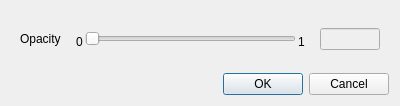
Before: the Qt Designer form view/display_control/opacity_dialog.ui in nextfoam/baram, drawn with Qt 5.
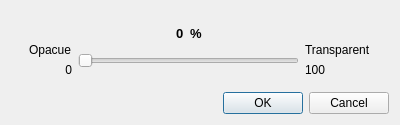
After: the same form once the commit is applied.

Commit message: Opacity 대화상자 설정 정밀도 및 표시 단위 수정

What changed in the file:
```diff
--- a/view/display_control/opacity_dialog.ui
+++ b/view/display_control/opacity_dialog.ui
@@ -7,7 +7,7 @@
     <x>0</x>
     <y>0</y>
     <width>400</width>
-    <height>106</height>
+    <height>125</height>
    </rect>
   </property>
   <property name="windowTitle">
@@ -17,11 +17,49 @@
    <item>
     <widget class="QWidget" name="widget" native="true">
      <layout class="QHBoxLayout" name="horizontalLayout">
+      <property name="topMargin">
+       <number>0</number>
+      </property>
+      <property name="bottomMargin">
+       <number>0</number>
+      </property>
       <item>
-       <widget class="QLabel" name="label">
-        <property name="text">
-         <string>Opacity</string>
-        </property>
+       <widget class="QWidget" name="widget_5" native="true">
+        <layout class="QVBoxLayout" name="verticalLayout_3">
+         <property name="rightMargin">
+          <number>0</number>
+         </property>
+         <item>
+          <spacer name="verticalSpacer">
+           <property name="orientation">
+            <enum>Qt::Vertical</enum>
+           </property>
+           <property name="sizeHint" stdset="0">
+            <size>
+             <width>20</width>
+             <height>25</height>
+            </size>
+           </property>
+          </spacer>
+         </item>
+         <item>
+          <widget class="QLabel" name="label">
+           <property name="text">
+            <string>Opacue</string>
+           </property>
+          </widget>
+         </item>
+         <item>
+          <widget class="QLabel" name="label_2">
+           <property name="text">
+            <string>0</string>
+           </property>
+           <property name="alignment">
+            <set>Qt::AlignBottom|Qt::AlignRight|Qt::AlignTrailing</set>
+           </property>
+          </widget>
+         </item>
+        </layout>
        </widget>
       </item>
       <item>
@@ -30,30 +68,146 @@
          <property name="spacing">
           <number>2</number>
          </property>
+         <property name="leftMargin">
+          <number>0</number>
+         </property>
+         <property name="topMargin">
+          <number>0</number>
+         </property>
+         <property name="rightMargin">
+          <number>0</number>
+         </property>
          <item>
-          <widget class="QLabel" name="label_2">
-           <property name="text">
-            <string>0</string>
-           </property>
-           <property name="alignment">
-            <set>Qt::AlignBottom|Qt::AlignLeading|Qt::AlignLeft</set>
-           </property>
+          <widget class="QWidget" name="widget_3" native="true">
+           <layout class="QVBoxLayout" name="verticalLayout_2">
+            <property name="leftMargin">
+             <number>0</number>
+            </property>
+            <property name="topMargin">
+             <number>9</number>
+            </property>
+            <property name="rightMargin">
+             <number>0</number>
+            </property>
+            <property name="bottomMargin">
+             <number>9</number>
+            </property>
+            <item>
+             <widget class="QWidget" name="widget_4" native="true">
+              <layout class="QHBoxLayout" name="horizontalLayout_3">
+               <property name="topMargin">
+                <number>0</number>
+               </property>
+               <property name="bottomMargin">
+                <number>0</number>
+               </property>
+               <item>
+                <spacer name="horizontalSpacer">
+                 <property name="orientation">
+                  <enum>Qt::Horizontal</enum>
+                 </property>
+                 <property name="sizeHint" stdset="0">
+                  <size>
+                   <width>40</width>
+                   <height>20</height>
+                  </size>
+                 </property>
+                </spacer>
+               </item>
+               <item>
+                <widget class="QLabel" name="value">
+                 <property name="font">
+                  <font>
+                   <pointsize>10</pointsize>
+                   <bold>true</bold>
+                  </font>
+                 </property>
+                 <property name="text">
+                  <string>0</string>
+                 </property>
+                </widget>
+               </item>
+               <item>
+                <widget class="QLabel" name="label_6">
+                 <property name="font">
+                  <font>
+                   <pointsize>10</pointsize>
+                   <bold>true</bold>
+                  </font>
+                 </property>
+                 <property name="text">
+                  <string>%</string>
+                 </property>
+                </widget>
+               </item>
+               <item>
+                <spacer name="horizontalSpacer_2">
+                 <property name="orientation">
+                  <enum>Qt::Horizontal</enum>
+                 </property>
+                 <property name="sizeHint" stdset="0">
+                  <size>
+                   <width>40</width>
+                   <height>20</height>
+                  </size>
+                 </property>
+                </spacer>
+               </item>
+              </layout>
+             </widget>
+            </item>
+            <item>
+             <widget class="QSlider" name="slider">
+              <property name="maximum">
+               <number>10</number>
+              </property>
+              <property name="singleStep">
+               <number>1</number>
+              </property>
+              <property name="pageStep">
+               <number>1</number>
+              </property>
+              <property name="orientation">
+               <enum>Qt::Horizontal</enum>
+              </property>
+             </widget>
+            </item>
+           </layout>
           </widget>
          </item>
+        </layout>
+       </widget>
+      </item>
+      <item>
+       <widget class="QWidget" name="widget_6" native="true">
+        <layout class="QVBoxLayout" name="verticalLayout_4">
+         <property name="leftMargin">
+          <number>0</number>
+         </property>
          <item>
-          <widget class="QSlider" name="slider">
-           <property name="maximum">
-            <number>100</number>
-           </property>
+          <spacer name="verticalSpacer_2">
            <property name="orientation">
-            <enum>Qt::Horizontal</enum>
+            <enum>Qt::Vertical</enum>
+           </property>
+           <property name="sizeHint" stdset="0">
+            <size>
+             <width>20</width>
+             <height>61</height>
+            </size>
+           </property>
+          </spacer>
+         </item>
+         <item>
+          <widget class="QLabel" name="label_4">
+           <property name="text">
+            <string>Transparent</string>
            </property>
           </widget>
          </item>
          <item>
           <widget class="QLabel" name="label_3">
            <property name="text">
-            <string>1</string>
+            <string>100</string>
            </property>
            <property name="alignment">
             <set>Qt::AlignBottom|Qt::AlignLeading|Qt::AlignLeft</set>
@@ -63,25 +217,6 @@
         </layout>
        </widget>
       </item>
-      <item>
-       <widget class="QLineEdit" name="value">
-        <property name="enabled">
-         <bool>false</bool>
-        </property>
-        <property name="sizePolicy">
-         <sizepolicy hsizetype="Fixed" vsizetype="Fixed">
-          <horstretch>0</horstretch>
-          <verstretch>0</verstretch>
-         </sizepolicy>
-        </property>
-        <property name="maximumSize">
-         <size>
-          <width>60</width>
-          <height>16777215</height>
-         </size>
-        </property>
-       </widget>
-      </item>
      </layout>
     </widget>
    </item>
```
The commit also changes 2 other files.
